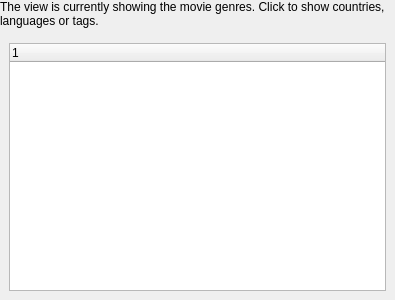
Before: the Qt Designer form src/movida/ui/extendedinfopage.ui in hippydream/movida, drawn with Qt 5.
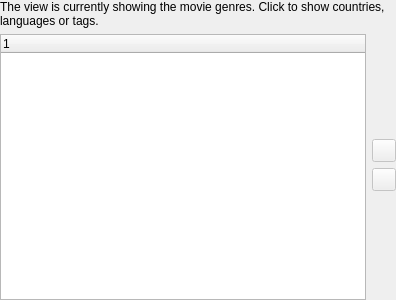
After: the same form once the commit is applied. The open tabs and pages were chosen to show the change. Custom widgets are drawn as their Qt base class.

```diff
--- a/src/movida/ui/extendedinfopage.ui
+++ b/src/movida/ui/extendedinfopage.ui
@@ -5,27 +5,18 @@
    <rect>
     <x>0</x>
     <y>0</y>
-    <width>395</width>
+    <width>396</width>
     <height>300</height>
    </rect>
   </property>
   <property name="windowTitle" >
    <string>Form</string>
   </property>
-  <layout class="QGridLayout" >
-   <property name="leftMargin" >
+  <layout class="QGridLayout" name="gridLayout" >
+   <property name="margin" >
     <number>0</number>
    </property>
-   <property name="topMargin" >
-    <number>0</number>
-   </property>
-   <property name="rightMargin" >
-    <number>0</number>
-   </property>
-   <property name="bottomMargin" >
-    <number>0</number>
-   </property>
-   <item row="0" column="0" >
+   <item row="0" column="0" colspan="2" >
     <widget class="QLabel" name="toggleLabel" >
      <property name="contextMenuPolicy" >
       <enum>Qt::NoContextMenu</enum>
@@ -41,7 +32,7 @@
      </property>
     </widget>
    </item>
-   <item row="1" column="0" >
+   <item rowspan="4" row="1" column="0" >
     <widget class="QStackedWidget" name="stack" >
      <property name="currentIndex" >
       <number>0</number>
@@ -60,7 +51,18 @@
       </layout>
      </widget>
      <widget class="QWidget" name="page_2" >
+      <property name="geometry" >
+       <rect>
+        <x>0</x>
+        <y>0</y>
+        <width>367</width>
+        <height>258</height>
+       </rect>
+      </property>
       <layout class="QGridLayout" >
+       <property name="margin" >
+        <number>0</number>
+       </property>
        <item row="0" column="0" >
         <widget class="MvdSDTreeWidget" name="countries" >
          <column>
@@ -100,6 +102,58 @@
      </widget>
     </widget>
    </item>
+   <item row="1" column="1" >
+    <spacer name="verticalSpacer_2" >
+     <property name="orientation" >
+      <enum>Qt::Vertical</enum>
+     </property>
+     <property name="sizeHint" stdset="0" >
+      <size>
+       <width>20</width>
+       <height>81</height>
+      </size>
+     </property>
+    </spacer>
+   </item>
+   <item row="2" column="1" >
+    <widget class="QToolButton" name="moveUpBtn" >
+     <property name="enabled" >
+      <bool>false</bool>
+     </property>
+     <property name="toolTip" >
+      <string>Move the selected item up.</string>
+     </property>
+     <property name="text" >
+      <string/>
+     </property>
+    </widget>
+   </item>
+   <item row="3" column="1" >
+    <widget class="QToolButton" name="moveDownBtn" >
+     <property name="enabled" >
+      <bool>false</bool>
+     </property>
+     <property name="toolTip" >
+      <string>Move the selected item down.</string>
+     </property>
+     <property name="text" >
+      <string/>
+     </property>
+    </widget>
+   </item>
+   <item row="4" column="1" >
+    <spacer name="verticalSpacer" >
+     <property name="orientation" >
+      <enum>Qt::Vertical</enum>
+     </property>
+     <property name="sizeHint" stdset="0" >
+      <size>
+       <width>20</width>
+       <height>109</height>
+      </size>
+     </property>
+    </spacer>
+   </item>
   </layout>
  </widget>
  <customwidgets>
```
Left out of the diff: 35 changed lines with no effect on the pictures.
